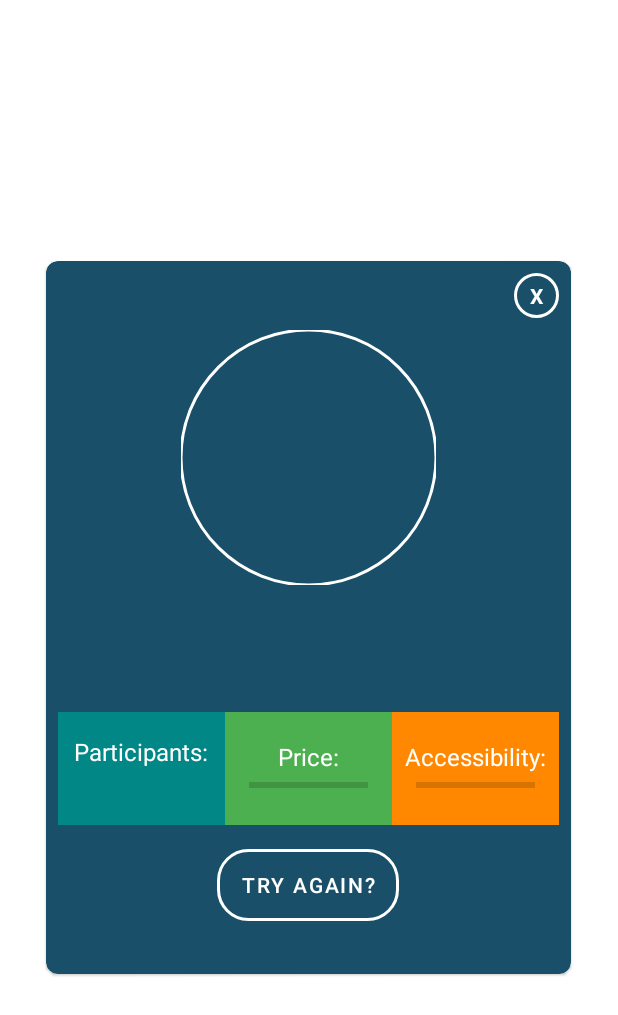
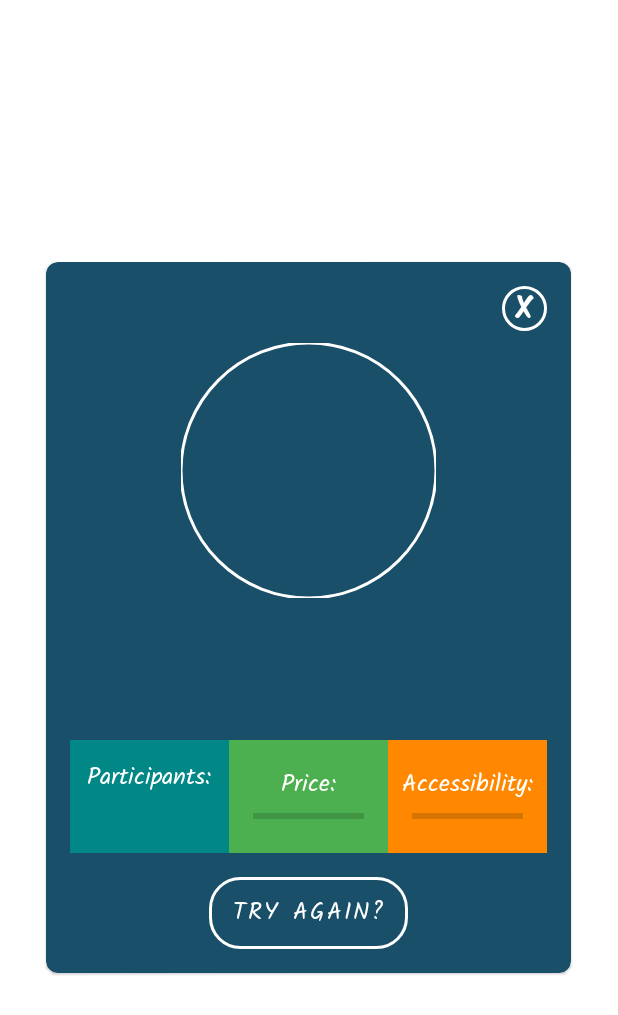
Before and after one commit to lmillyard/TheBoringApp, an Android app: the screen it shows after launch (VentureDetails), after a tap on "RANDOM", on a phone screen of 412 x 824 dp. Shown: the top 1015 px of the screen. Run offline under Robolectric (Android 15) with nearby library versions, the phone set to English and light mode, and no system bars; 1 statement that could not run was skipped.

Commit message:
streamlined VentureDetails, added a new font family

```diff
--- a/app/src/main/java/com/example/theboringapp/VentureDetails.java
+++ b/app/src/main/java/com/example/theboringapp/VentureDetails.java
@@ -1,7 +1,4 @@
 package com.example.theboringapp;
-
-import androidx.annotation.NonNull;
-import androidx.appcompat.app.AppCompatActivity;
 
 import android.content.Context;
 import android.content.Intent;
@@ -13,6 +10,9 @@ import android.widget.ImageView;
 import android.widget.ProgressBar;
 import android.widget.TextView;
 import android.widget.Toast;
+
+import androidx.annotation.NonNull;
+import androidx.appcompat.app.AppCompatActivity;
 
 import com.example.theboringapp.repository.ApiHelper;
 import com.example.theboringapp.repository.boring_models.SearchResponse;
@@ -27,14 +27,10 @@ public class VentureDetails extends AppCompatActivity implements GetVentureCallb
     private ImageView ventureDetailsTypeImageView;
     private TextView ventureCardDetailsNameTextView;
     private TextView ventureCardDetailsTypeTextView;
-    private TextView ventureCardDetailsParticipantsTextView;
-    private TextView ventureCardDetailsPriceTextView;
     private TextView ventureCardDetailsLinkTextView;
-    private TextView ventureCardDetailsAccessibilityTextView;
     private TextView xCloseTextView;
     private TextView ventureCardDetailsParticipantsAmountTextView;
     private Button tryAgainButton;
-    private String ventureTypeName;
     private int ventureTypeImage;
     private ProgressBar accessibilityProgressBar;
     private ProgressBar priceProgressBar;
@@ -45,7 +41,7 @@ public class VentureDetails extends AppCompatActivity implements GetVentureCallb
         setContentView(R.layout.activity_venture_details);
 
         setUpUi();
-        ventureTypeName = getVentureDetails();
+        String ventureTypeName = getVentureDetails();
         ventureTypeImage = getVentureImage();
 
         ApiHelper apiHelper = new ApiHelper();
@@ -73,11 +69,8 @@ public class VentureDetails extends AppCompatActivity implements GetVentureCallb
         ventureDetailsTypeImageView = findViewById(R.id.ventureDetailsTypeImageView);
         ventureCardDetailsNameTextView = findViewById(R.id.ventureCardDetailsNameTextView);
         ventureCardDetailsTypeTextView = findViewById(R.id.ventureCardDetailsTypeTextView);
-        ventureCardDetailsParticipantsTextView = findViewById(R.id.ventureCardDetailsParticipantsTextView);
         ventureCardDetailsParticipantsAmountTextView = findViewById(R.id.ventureCardDetailsParticipantsAmountTextView);
-        ventureCardDetailsPriceTextView = findViewById(R.id.ventureCardDetailsPriceTextView);
         ventureCardDetailsLinkTextView = findViewById(R.id.ventureCardDetailsLinkTextView);
-        ventureCardDetailsAccessibilityTextView = findViewById(R.id.ventureCardDetailsAccessibilityTextView);
         accessibilityProgressBar = findViewById(R.id.accessibilityProgressBar);
         priceProgressBar = findViewById(R.id.priceProgressBar);
         tryAgainButton = findViewById(R.id.tryAgainButton);
@@ -98,13 +91,11 @@ public class VentureDetails extends AppCompatActivity implements GetVentureCallb
     }
     private int getVentureImage() {
         Intent intent = getIntent();
-        int ventureTypeImage = intent.getIntExtra("VentureImage", R.drawable.default_image);
-        return ventureTypeImage;
+        return intent.getIntExtra("VentureImage", R.drawable.default_image);
     }
 
     private String makeCapital(String text){
-        String upperString = text.substring(0, 1).toUpperCase() + text.substring(1).toLowerCase();
-        return upperString;
+        return text.substring(0, 1).toUpperCase() + text.substring(1).toLowerCase();
     }
 
     @Override
@@ -112,10 +103,10 @@ public class VentureDetails extends AppCompatActivity implements GetVentureCallb
         ventureDetailsTypeImageView.setImageResource(ventureTypeImage);
         ventureCardDetailsNameTextView.setText(data.getVenture());
         String ventureType = data.getType();
-        if ((ventureType != null )|| !(ventureType.isEmpty())) {
-            if(ventureType.equalsIgnoreCase("busywork")) {
+        if (((ventureType != null))) {
+            if (ventureType.equalsIgnoreCase("busywork")) {
                 ventureType = "Busy Work";
-            } else if (ventureType.equalsIgnoreCase("diy")){
+            } else if (ventureType.equalsIgnoreCase("diy")) {
                 ventureType = "DIY";
             } else {
                 ventureType = makeCapital(ventureType);
@@ -125,7 +116,7 @@ public class VentureDetails extends AppCompatActivity implements GetVentureCallb
         ventureCardDetailsParticipantsAmountTextView.setText("" + data.getParticipants());
         setPriceProgressBar(data);
         String link = data.getLink();
-        if ((link != null) || !(link.isEmpty())) {
+        if ((link != null)) {
             ventureCardDetailsLinkTextView.setText(link);
             ventureCardDetailsLinkTextView.setOnClickListener(new View.OnClickListener() {
                 @Override
--- a/app/src/main/java/com/example/theboringapp/adapters/VentureTypeAdapter.java
+++ b/app/src/main/java/com/example/theboringapp/adapters/VentureTypeAdapter.java
@@ -2,6 +2,7 @@ package com.example.theboringapp.adapters;
 
 import android.content.Context;
 import android.content.Intent;
+import android.graphics.Typeface;
 import android.view.LayoutInflater;
 import android.view.View;
 import android.view.ViewGroup;
--- /dev/null
+++ b/app/src/main/res/font/fonts.xml
@@ -0,0 +1,4 @@
+<?xml version="1.0" encoding="utf-8"?>
+<font-family xmlns:android="http://schemas.android.com/apk/res/android">
+
+</font-family>
--- /dev/null
+++ b/app/src/main/res/font/kalam_font_family.xml
@@ -0,0 +1,15 @@
+<?xml version="1.0" encoding="utf-8"?>
+<font-family xmlns:android="http://schemas.android.com/apk/res/android">
+    <font
+        android:fontStyle="normal"
+        android:fontWeight="300"
+        android:font="@font/kalam_light" />
+    <font
+        android:fontStyle="normal"
+        android:fontWeight="400"
+        android:font="@font/kalam_regular" />
+    <font
+        android:fontStyle="normal"
+        android:fontWeight="700"
+        android:font="@font/kalam_bold" />
+</font-family>
--- a/app/src/main/res/layout/activity_main.xml
+++ b/app/src/main/res/layout/activity_main.xml
@@ -21,10 +21,8 @@
         app:layout_constraintLeft_toLeftOf="@id/topColourRectangleViewMainActivity"
         app:layout_constraintRight_toRightOf="@id/topColourRectangleViewMainActivity"
         android:text="@string/pick_activity_type"
-        android:textSize="@dimen/android_main_heading"
         android:gravity="center"
-        android:textStyle="bold"
-        android:textColor="@color/white"
+        style="@style/customHeading"
         android:layout_width="match_parent"
         android:layout_height="wrap_content" />
 
--- a/app/src/main/res/layout/activity_venture_details.xml
+++ b/app/src/main/res/layout/activity_venture_details.xml
@@ -3,13 +3,12 @@
     xmlns:android="http://schemas.android.com/apk/res/android"
     android:id="@+id/detailsContainer"
     android:layout_width="350dp"
-    android:layout_height="475dp"
+    android:layout_height="wrap_content"
     android:layout_margin="5dp"
     app:cardBackgroundColor="@color/background_blue"
     app:cardCornerRadius="8dp"
     app:cardElevation="1dp"
     app:cardMaxElevation="1dp"
-    android:padding="5dp"
     android:layout_gravity="center"
     >
 
@@ -17,16 +16,15 @@
     android:layout_width="match_parent"
     android:layout_height="match_parent"
     android:orientation="vertical"
-    android:padding="@dimen/android_standard_half_padding">
+    android:padding="@dimen/android_standard_padding">
 
 
     <TextView
         android:id="@+id/xCloseTextView"
         android:layout_width="30dp"
         android:layout_height="30dp"
-        android:textStyle="bold"
+        style="@style/customHeading"
         android:text="@string/x_close"
-        android:textColor="@color/white"
         android:gravity="center"
         android:background="@drawable/circle_background"
         android:layout_gravity="end"
@@ -50,9 +48,7 @@
         android:id="@+id/ventureCardDetailsNameTextView"
         android:layout_width="wrap_content"
         android:layout_height="wrap_content"
-        android:textColor="@color/white"
-        android:textSize="@dimen/standard_heading_size"
-        android:textStyle="bold"
+        style="@style/customSubHeading"
         android:gravity="center"
         android:layout_gravity="center_horizontal"
         tools:text="Something really fun!Something really fun!Something really fun!"
@@ -62,8 +58,7 @@
         android:id="@+id/ventureCardDetailsTypeTextView"
         android:layout_width="wrap_content"
         android:layout_height="wrap_content"
-        android:textSize="@dimen/sub_heading_size"
-        android:textColor="@color/white"
+        style="@style/customMainText"
         tools:text="Social"
         android:gravity="center"
         android:layout_gravity="center_horizontal"
@@ -75,8 +70,7 @@
         tools:text="www.do_something_fun_or_else.co.uk"
         android:ellipsize="end"
         android:maxLines="1"
-        android:textColor="#00BCD4"
-        android:textSize="@dimen/sub_heading_size"
+        style="@style/customLink"
         android:gravity="center"
         android:layout_gravity="center_horizontal"
         />
@@ -102,16 +96,14 @@
                 android:layout_width="wrap_content"
                 android:layout_height="wrap_content"
                 android:text="@string/participants"
-                android:textColor="@color/white"
-                android:textSize="@dimen/sub_heading_size"
+                style="@style/customMainText"
                 />
             <TextView
                 android:id="@+id/ventureCardDetailsParticipantsAmountTextView"
                 android:layout_width="wrap_content"
                 android:layout_height="wrap_content"
                 tools:text="3"
-                android:textColor="@color/white"
-                android:textSize="@dimen/sub_heading_size"
+                style="@style/customMainText"
                 />
         </LinearLayout>
 
@@ -129,9 +121,7 @@
                 app:layout_constraintRight_toRightOf="parent"
                 android:layout_height="wrap_content"
                 android:text="@string/price"
-                android:textColor="@color/white"
-                android:textSize="@dimen/sub_heading_size"
-                />
+                style="@style/customMainText" />
             <ProgressBar
                 android:id="@+id/priceProgressBar"
                 android:layout_height="wrap_content"
@@ -158,8 +148,7 @@
                 android:layout_width="wrap_content"
                 android:layout_height="wrap_content"
                 android:text="@string/accessibility"
-                android:textColor="@color/white"
-                android:textSize="@dimen/sub_heading_size"
+                style="@style/customMainText"
                 />
 
             <ProgressBar
@@ -185,7 +174,7 @@
         android:text="@string/try_again_button_text"
         android:background="@drawable/rounded_corner_button"
         app:backgroundTint="@null"
-        android:textColor="@color/white"
+        style="@style/customMainText"
         android:layout_gravity="center_horizontal"
         android:layout_marginTop="@dimen/android_standard_padding"
         />
--- a/app/src/main/res/layout/venture_type_card_layout.xml
+++ b/app/src/main/res/layout/venture_type_card_layout.xml
@@ -38,9 +38,7 @@
             tools:text="Something really fun!"
             android:textAllCaps="true"
             android:layout_gravity="center"
-            android:textColor="@color/white"
-            android:textStyle="bold"
-            android:textSize="@dimen/standard_sub_sub_heading_size" />
+            style="@style/customSmallBoldText"/>
 
 
     </LinearLayout>
--- a/app/src/main/res/values/dimens.xml
+++ b/app/src/main/res/values/dimens.xml
@@ -2,8 +2,8 @@
 <resources>
     <dimen name="android_standard_padding">16dp</dimen>
     <dimen name="android_standard_half_padding">8dp</dimen>
-    <dimen name="android_main_heading">20sp</dimen>
-    <dimen name="standard_heading_size">18sp</dimen>
-    <dimen name="sub_heading_size">16sp</dimen>
-    <dimen name="standard_sub_sub_heading_size">14sp</dimen>
+    <dimen name="main_heading">20sp</dimen>
+    <dimen name="sub_heading_size">18sp</dimen>
+    <dimen name="main_text_size">16sp</dimen>
+    <dimen name="small_text_size">14sp</dimen>
 </resources>
--- a/app/src/main/res/values/themes.xml
+++ b/app/src/main/res/values/themes.xml
@@ -19,4 +19,33 @@
         <item name="cornerSize">50%</item>
     </style>
 
+    <style name="customHeading" parent="@android:style/TextAppearance.Small">
+        <item name="android:fontFamily">@font/kalam_font_family</item>
+        <item name="android:textSize">@dimen/main_heading</item>
+        <item name="android:textStyle">bold</item>
+        <item name="android:textColor">@color/white</item>
+    </style>
+    <style name="customSubHeading" parent="@android:style/TextAppearance.Small">
+        <item name="android:fontFamily">@font/kalam_font_family</item>
+        <item name="android:textSize">@dimen/sub_heading_size</item>
+        <item name="android:textStyle">bold</item>
+        <item name="android:textColor">@color/white</item>
+    </style>
+    <style name="customMainText" parent="@android:style/TextAppearance.Small">
+        <item name="android:fontFamily">@font/kalam_font_family</item>
+        <item name="android:textSize">@dimen/main_text_size</item>
+        <item name="android:textColor">@color/white</item>
+    </style>
+    <style name="customLink" parent="@android:style/TextAppearance.Small">
+        <item name="android:fontFamily">@font/kalam_font_family</item>
+        <item name="android:textSize">@dimen/main_text_size</item>
+        <item name="android:textColor">#00BCD4</item>
+    </style>
+
+    <style name="customSmallBoldText" parent="@android:style/TextAppearance.Small">
+        <item name="android:fontFamily">@font/kalam_font_family</item>
+        <item name="android:textSize">@dimen/small_text_size</item>
+        <item name="android:textStyle">bold</item>
+        <item name="android:textColor">@color/white</item>
+    </style>
 </resources>
```
Also changed, not shown: app/src/main/java/com/example/theboringapp/MainActivity.java (+3 -6 lines), app/src/main/res/font/kalam_bold.ttf (added), app/src/main/res/font/kalam_light.ttf (added), app/src/main/res/font/kalam_regular.ttf (added).
